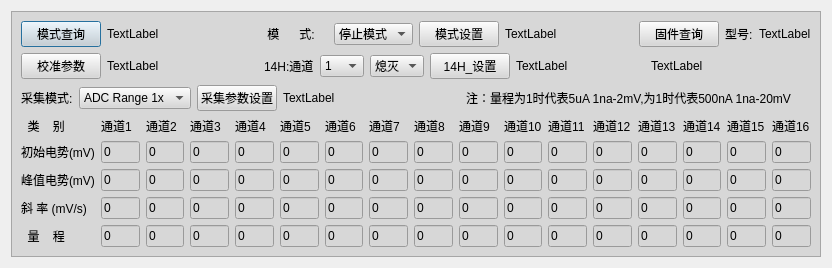
Qt form terminal/TableView/csenddialog.ui (shanlizi/QT_GF_Software) before a commit.
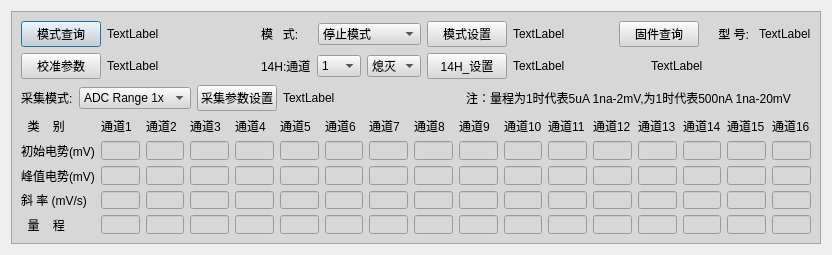
The same form after that commit.

```diff
--- a/terminal/TableView/csenddialog.ui
+++ b/terminal/TableView/csenddialog.ui
@@ -10,6 +10,12 @@
     <height>255</height>
    </rect>
   </property>
+  <property name="minimumSize">
+   <size>
+    <width>832</width>
+    <height>255</height>
+   </size>
+  </property>
   <property name="windowTitle">
    <string>Dialog</string>
   </property>
@@ -101,12 +107,18 @@
             <item>
              <widget class="QLabel" name="label">
               <property name="text">
-               <string> 模      式:</string>
+               <string>模   式:</string>
               </property>
              </widget>
             </item>
             <item>
              <widget class="QComboBox" name="comboBox_model">
+              <property name="minimumSize">
+               <size>
+                <width>103</width>
+                <height>0</height>
+               </size>
+              </property>
               <item>
                <property name="text">
                 <string>停止模式</string>
@@ -156,6 +168,12 @@
             </item>
             <item>
              <widget class="QComboBox" name="comboBox_14H_channel">
+              <property name="minimumSize">
+               <size>
+                <width>40</width>
+                <height>0</height>
+               </size>
+              </property>
               <item>
                <property name="text">
                 <string>1</string>
@@ -240,6 +258,12 @@
             </item>
             <item>
              <widget class="QComboBox" name="comboBox_14H_LED">
+              <property name="minimumSize">
+               <size>
+                <width>51</width>
+                <height>0</height>
+               </size>
+              </property>
               <item>
                <property name="text">
                 <string>熄灭</string>
@@ -298,12 +322,12 @@
              <widget class="QLabel" name="label_26">
               <property name="maximumSize">
                <size>
-                <width>35</width>
+                <width>200</width>
                 <height>16777215</height>
                </size>
               </property>
               <property name="text">
-               <string>型号:</string>
+               <string>    型 号: </string>
               </property>
              </widget>
             </item>
@@ -331,6 +355,19 @@
               </property>
              </spacer>
             </item>
+            <item>
+             <spacer name="horizontalSpacer_6">
+              <property name="orientation">
+               <enum>Qt::Horizontal</enum>
+              </property>
+              <property name="sizeHint" stdset="0">
+               <size>
+                <width>40</width>
+                <height>20</height>
+               </size>
+              </property>
+             </spacer>
+            </item>
             <item>
              <widget class="QLabel" name="label_version">
               <property name="minimumSize">
@@ -560,115 +597,108 @@
         <item row="1" column="1">
          <widget class="QLineEdit" name="lineEdit_1_1">
           <property name="autoFillBackground">
-           <bool>true</bool>
+           <bool>false</bool>
           </property>
           <property name="text">
-           <string>0</string>
-          </property>
-         </widget>
-        </item>
-        <item row="1" column="2">
-         <widget class="QLineEdit" name="lineEdit_2_1">
-          <property name="text">
-           <string>0</string>
+           <string/>
           </property>
          </widget>
         </item>
         <item row="1" column="3">
          <widget class="QLineEdit" name="lineEdit_3_1">
           <property name="text">
-           <string>0</string>
+           <string/>
           </property>
          </widget>
         </item>
         <item row="1" column="4">
          <widget class="QLineEdit" name="lineEdit_4_1">
           <property name="text">
-           <string>0</string>
+           <string/>
           </property>
          </widget>
         </item>
         <item row="1" column="5">
          <widget class="QLineEdit" name="lineEdit_5_1">
           <property name="text">
-           <string>0</string>
+           <string/>
           </property>
          </widget>
         </item>
         <item row="1" column="6">
          <widget class="QLineEdit" name="lineEdit_6_1">
           <property name="text">
-           <string>0</string>
+           <string/>
           </property>
          </widget>
         </item>
         <item row="1" column="7">
          <widget class="QLineEdit" name="lineEdit_7_1">
           <property name="text">
-           <string>0</string>
+           <string/>
           </property>
          </widget>
         </item>
         <item row="1" column="8">
          <widget class="QLineEdit" name="lineEdit_8_1">
           <property name="text">
-           <string>0</string>
+           <string/>
           </property>
          </widget>
         </item>
         <item row="1" column="9">
          <widget class="QLineEdit" name="lineEdit_9_1">
           <property name="text">
-           <string>0</string>
+           <string/>
           </property>
          </widget>
         </item>
         <item row="1" column="10">
          <widget class="QLineEdit" name="lineEdit_10_1">
           <property name="text">
-           <string>0</string>
+           <string/>
           </property>
          </widget>
         </item>
         <item row="1" column="11">
          <widget class="QLineEdit" name="lineEdit_11_1">
           <property name="text">
-           <string>0</string>
+           <string/>
           </property>
          </widget>
         </item>
         <item row="1" column="12">
          <widget class="QLineEdit" name="lineEdit_12_1">
           <property name="text">
-           <string>0</string>
+           <string/>
           </property>
          </widget>
         </item>
         <item row="1" column="13">
          <widget class="QLineEdit" name="lineEdit_13_1">
           <property name="text">
-           <string>0</string>
+           <string/>
           </property>
          </widget>
         </item>
         <item row="1" column="14">
          <widget class="QLineEdit" name="lineEdit_14_1">
           <property name="text">
-           <string>0</string>
+           <string/>
           </property>
          </widget>
         </item>
         <item row="1" column="15">
          <widget class="QLineEdit" name="lineEdit_15_1">
           <property name="text">
-           <string>0</string>
+           <string/>
           </property>
          </widget>
         </item>
         <item row="1" column="16">
          <widget class="QLineEdit" name="lineEdit_16_1">
           <property name="text">
-           <string>0</string>
+           <string/>
           </property>
          </widget>
         </item>
@@ -682,112 +712,105 @@
         <item row="2" column="1">
          <widget class="QLineEdit" name="lineEdit_1_2">
           <property name="text">
-           <string>0</string>
+           <string/>
           </property>
          </widget>
         </item>
         <item row="2" column="2">
          <widget class="QLineEdit" name="lineEdit_2_2">
           <property name="text">
-           <string>0</string>
+           <string/>
           </property>
          </widget>
         </item>
         <item row="2" column="3">
          <widget class="QLineEdit" name="lineEdit_3_2">
           <property name="text">
-           <string>0</string>
+           <string/>
           </property>
          </widget>
         </item>
         <item row="2" column="4">
          <widget class="QLineEdit" name="lineEdit_4_2">
           <property name="text">
-           <string>0</string>
+           <string/>
           </property>
          </widget>
         </item>
         <item row="2" column="5">
          <widget class="QLineEdit" name="lineEdit_5_2">
           <property name="text">
-           <string>0</string>
+           <string/>
           </property>
          </widget>
         </item>
         <item row="2" column="6">
          <widget class="QLineEdit" name="lineEdit_6_2">
           <property name="text">
-           <string>0</string>
+           <string/>
           </property>
          </widget>
         </item>
         <item row="2" column="7">
          <widget class="QLineEdit" name="lineEdit_7_2">
           <property name="text">
-           <string>0</string>
-          </property>
-         </widget>
-        </item>
-        <item row="2" column="8">
-         <widget class="QLineEdit" name="lineEdit_8_2">
-          <property name="text">
-           <string>0</string>
+           <string/>
           </property>
          </widget>
         </item>
         <item row="2" column="9">
          <widget class="QLineEdit" name="lineEdit_9_2">
           <property name="text">
-           <string>0</string>
+           <string/>
           </property>
          </widget>
         </item>
         <item row="2" column="10">
          <widget class="QLineEdit" name="lineEdit_10_2">
           <property name="text">
-           <string>0</string>
+           <string/>
           </property>
          </widget>
         </item>
         <item row="2" column="11">
          <widget class="QLineEdit" name="lineEdit_11_2">
           <property name="text">
-           <string>0</string>
+           <string/>
           </property>
          </widget>
         </item>
         <item row="2" column="12">
          <widget class="QLineEdit" name="lineEdit_12_2">
           <property name="text">
-           <string>0</string>
+           <string/>
           </property>
          </widget>
         </item>
         <item row="2" column="13">
          <widget class="QLineEdit" name="lineEdit_13_2">
           <property name="text">
-           <string>0</string>
+           <string/>
           </property>
          </widget>
         </item>
         <item row="2" column="14">
          <widget class="QLineEdit" name="lineEdit_14_2">
           <property name="text">
-           <string>0</string>
+           <string/>
           </property>
          </widget>
         </item>
         <item row="2" column="15">
          <widget class="QLineEdit" name="lineEdit_15_2">
           <property name="text">
-           <string>0</string>
+           <string/>
           </property>
          </widget>
         </item>
         <item row="2" column="16">
          <widget class="QLineEdit" name="lineEdit_16_2">
           <property name="text">
-           <string>0</string>
+           <string/>
           </property>
          </widget>
         </item>
@@ -801,112 +824,112 @@
         <item row="3" column="1">
          <widget class="QLineEdit" name="lineEdit_1_3">
           <property name="text">
-           <string>0</string>
+           <string/>
           </property>
          </widget>
         </item>
         <item row="3" column="2">
          <widget class="QLineEdit" name="lineEdit_2_3">
           <property name="text">
-           <string>0</string>
+           <string/>
           </property>
          </widget>
         </item>
         <item row="3" column="3">
          <widget class="QLineEdit" name="lineEdit_3_3">
           <property name="text">
-           <string>0</string>
+           <string/>
           </property>
          </widget>
         </item>
         <item row="3" column="4">
          <widget class="QLineEdit" name="lineEdit_4_3">
           <property name="text">
-           <string>0</string>
+           <string/>
           </property>
          </widget>
         </item>
         <item row="3" column="5">
          <widget class="QLineEdit" name="lineEdit_5_3">
           <property name="text">
-           <string>0</string>
+           <string/>
           </property>
          </widget>
         </item>
         <item row="3" column="6">
          <widget class="QLineEdit" name="lineEdit_6_3">
           <property name="text">
-           <string>0</string>
+           <string/>
           </property>
          </widget>
         </item>
         <item row="3" column="7">
          <widget class="QLineEdit" name="lineEdit_7_3">
           <property name="text">
-           <string>0</string>
+           <string/>
           </property>
          </widget>
         </item>
         <item row="3" column="8">
          <widget class="QLineEdit" name="lineEdit_8_3">
           <property name="text">
-           <string>0</string>
+           <string/>
           </property>
          </widget>
         </item>
         <item row="3" column="9">
          <widget class="QLineEdit" name="lineEdit_9_3">
           <property name="text">
-           <string>0</string>
+           <string/>
           </property>
          </widget>
         </item>
         <item row="3" column="10">
          <widget class="QLineEdit" name="lineEdit_10_3">
           <property name="text">
-           <string>0</string>
+           <string/>
           </property>
          </widget>
         </item>
         <item row="3" column="11">
          <widget class="QLineEdit" name="lineEdit_11_3">
           <property name="text">
-           <string>0</string>
+           <string/>
           </property>
          </widget>
         </item>
         <item row="3" column="12">
          <widget class="QLineEdit" name="lineEdit_12_3">
           <property name="text">
-           <string>0</string>
+           <string/>
           </property>
          </widget>
         </item>
         <item row="3" column="13">
          <widget class="QLineEdit" name="lineEdit_13_3">
           <property name="text">
-           <string>0</string>
+           <string/>
           </property>
          </widget>
         </item>
         <item row="3" column="14">
          <widget class="QLineEdit" name="lineEdit_14_3">
           <property name="text">
-           <string>0</string>
+           <string/>
           </property>
          </widget>
         </item>
         <item row="3" column="15">
          <widget class="QLineEdit" name="lineEdit_15_3">
           <property name="text">
-           <string>0</string>
+           <string/>
           </property>
          </widget>
         </item>
         <item row="3" column="16">
          <widget class="QLineEdit" name="lineEdit_16_3">
           <property name="text">
-           <string>0</string>
+           <string/>
           </property>
          </widget>
         </item>
@@ -923,112 +946,126 @@
            <set>Qt::ImhNone</set>
           </property>
           <property name="text">
-           <string>0</string>
+           <string/>
           </property>
          </widget>
         </item>
         <item row="4" column="2">
          <widget class="QLineEdit" name="lineEdit_2_4">
           <property name="text">
-           <string>0</string>
+           <string/>
           </property>
          </widget>
         </item>
         <item row="4" column="3">
          <widget class="QLineEdit" name="lineEdit_3_4">
           <property name="text">
-           <string>0</string>
+           <string/>
           </property>
          </widget>
         </item>
         <item row="4" column="4">
          <widget class="QLineEdit" name="lineEdit_4_4">
           <property name="text">
-           <string>0</string>
+           <string/>
           </property>
          </widget>
         </item>
         <item row="4" column="5">
          <widget class="QLineEdit" name="lineEdit_5_4">
           <property name="text">
-           <string>0</string>
+           <string/>
           </property>
          </widget>
         </item>
         <item row="4" column="6">
          <widget class="QLineEdit" name="lineEdit_6_4">
           <property name="text">
-           <string>0</string>
+           <string/>
           </property>
          </widget>
         </item>
         <item row="4" column="7">
          <widget class="QLineEdit" name="lineEdit_7_4">
           <property name="text">
-           <string>0</string>
+           <string/>
           </property>
          </widget>
         </item>
         <item row="4" column="8">
          <widget class="QLineEdit" name="lineEdit_8_4">
           <property name="text">
-           <string>0</string>
+           <string/>
           </property>
          </widget>
         </item>
         <item row="4" column="9">
          <widget class="QLineEdit" name="lineEdit_9_4">
           <property name="text">
-           <string>0</string>
+           <string/>
           </property>
          </widget>
         </item>
         <item row="4" column="10">
          <widget class="QLineEdit" name="lineEdit_10_4">
           <property name="text">
-           <string>0</string>
+           <string/>
           </property>
          </widget>
         </item>
         <item row="4" column="11">
          <widget class="QLineEdit" name="lineEdit_11_4">
           <property name="text">
-           <string>0</string>
+           <string/>
           </property>
          </widget>
         </item>
         <item row="4" column="12">
          <widget class="QLineEdit" name="lineEdit_12_4">
           <property name="text">
-           <string>0</string>
+           <string/>
           </property>
          </widget>
         </item>
         <item row="4" column="13">
          <widget class="QLineEdit" name="lineEdit_13_4">
           <property name="text">
-           <string>0</string>
+           <string/>
           </property>
          </widget>
         </item>
         <item row="4" column="14">
          <widget class="QLineEdit" name="lineEdit_14_4">
           <property name="text">
-           <string>0</string>
+           <string/>
           </property>
          </widget>
         </item>
         <item row="4" column="15">
          <widget class="QLineEdit" name="lineEdit_15_4">
           <property name="text">
-           <string>0</string>
+           <string/>
           </property>
          </widget>
         </item>
         <item row="4" column="16">
          <widget class="QLineEdit" name="lineEdit_16_4">
           <property name="text">
-           <string>0</string>
+           <string/>
+          </property>
+         </widget>
+        </item>
+        <item row="1" column="2">
+         <widget class="QLineEdit" name="lineEdit_2_1">
+          <property name="text">
+           <string/>
+          </property>
+         </widget>
+        </item>
+        <item row="2" column="8">
+         <widget class="QLineEdit" name="lineEdit_8_2">
+          <property name="text">
+           <string/>
           </property>
          </widget>
         </item>
```
Left out of the diff: 25 changed lines with no effect on the pictures.
